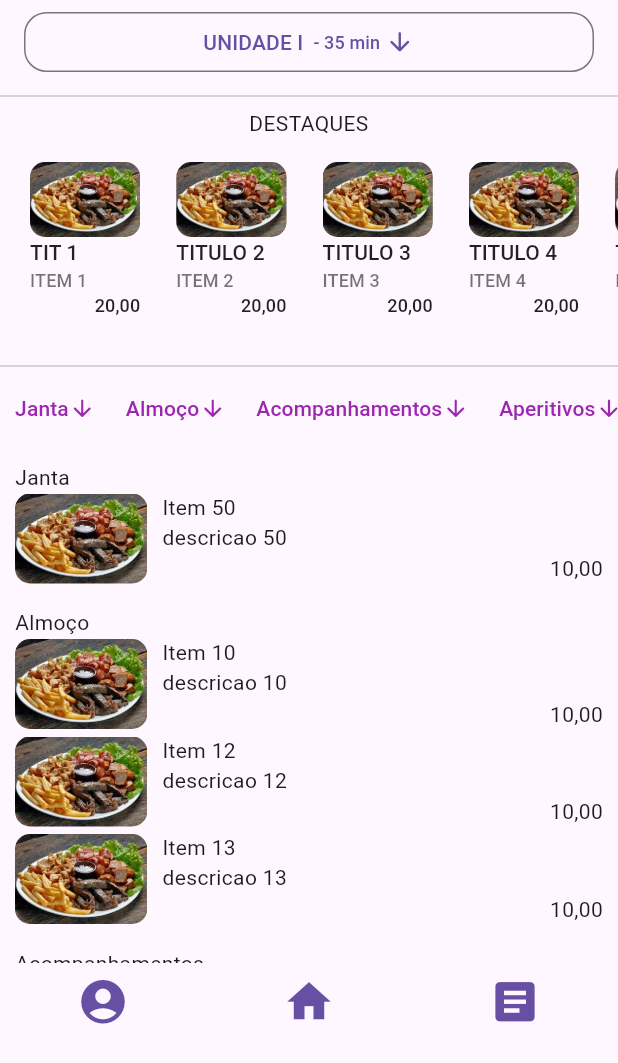
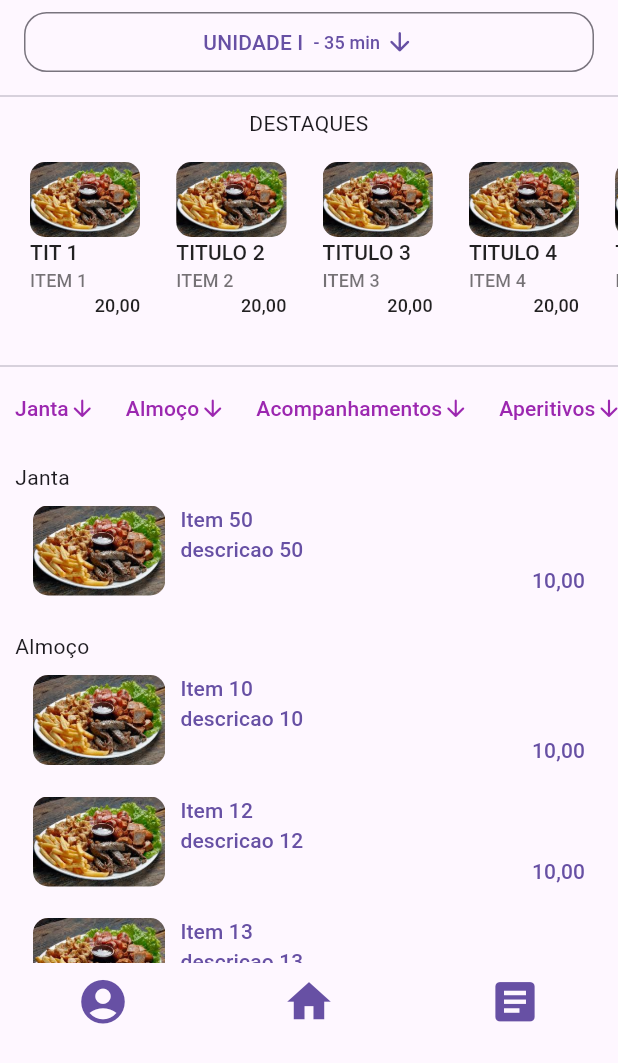
Before and after one commit to PedroGuerraMP/app-entregas, a Flutter app: the screen it shows after launch, on a phone screen of 412 x 824 dp. Shown: the top 1063 px of the screen. Run offline on Flutter 3.47's test engine with Material 3 defaults, Android fonts, the light colour scheme and no system bars.

Commit message:
[+] add redirect to item_detail on vertical list

```diff
--- a/app_entregas/lib/scaffold_menu/scaffold_menu.dart
+++ b/app_entregas/lib/scaffold_menu/scaffold_menu.dart
@@ -51,9 +51,9 @@ class ScaffoldMenu extends StatelessWidget {
                 height: 40,
                 child: CategoryHeader(listaItems.map((e) => e.categoria).toSet().toList())
               ),
-              const SizedBox(
+              SizedBox(
                 height: 350,
-                child: VerticalSlider(listaItems),
+                child: VerticalSlider(listaItems, itemDetailOnClick),
               ),
               const SizedBox(
                 height: 50,
--- a/app_entregas/lib/scaffold_menu/vertical_slider.dart
+++ b/app_entregas/lib/scaffold_menu/vertical_slider.dart
@@ -4,8 +4,9 @@ import 'package:app_entregas/models/item.dart';
 class VerticalSlider extends StatelessWidget {
 
   final List<Item> items;
+  final void Function() itemDetailOnClick;
 
-  const VerticalSlider(this.items, {super.key});
+  const VerticalSlider(this.items, this.itemDetailOnClick, {super.key});
 
   @override
   Widget build(BuildContext context) {
@@ -14,9 +15,8 @@ class VerticalSlider extends StatelessWidget {
           padding: const EdgeInsets.symmetric(horizontal: 10, vertical: 0),
           itemCount: items.length,
           itemBuilder: (BuildContext context, int index) {
-              return Column(
+            return Column(
                 children: [
-
                   Row(
                     children: [
                       (index == 0 || items[index].categoria != items[index-1].categoria) ?
@@ -27,7 +27,9 @@ class VerticalSlider extends StatelessWidget {
                         const SizedBox(height: 4,),
                     ]
                   ),
-                  Row(
+                TextButton(
+                  onPressed: (){itemDetailOnClick();},
+                  child: Row(
                     crossAxisAlignment: CrossAxisAlignment.end,
                     mainAxisSize: MainAxisSize.min,
                     children: [
@@ -53,7 +55,8 @@ class VerticalSlider extends StatelessWidget {
                       )
                     ],
                   )
-                ]
+                )
+              ]
             );
           }
         );
```
